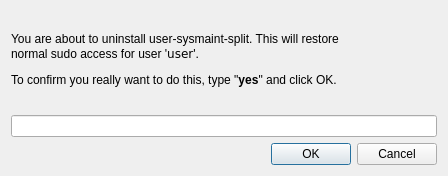
The window that ui/ui_uninstall.ui (Kicksecure/sysmaint-panel) describes before a commit, drawn with Qt 5.
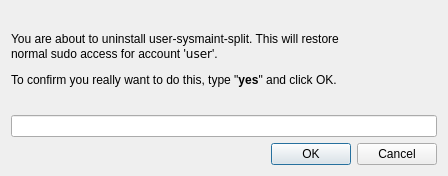
The same window after the commit.

```diff
--- a/ui/ui_uninstall.ui
+++ b/ui/ui_uninstall.ui
@@ -17,7 +17,7 @@
    <item>
     <widget class="QLabel" name="label">
      <property name="text">
-      <string>&lt;p&gt;You are about to uninstall user-sysmaint-split. This will restore&lt;br&gt;normal sudo access for user '&lt;code&gt;user&lt;/code&gt;'.&lt;/p&gt;&lt;p&gt;To confirm you really want to do this, type &quot;&lt;b&gt;yes&lt;/b&gt;&quot; and click OK.</string>
+      <string>&lt;p&gt;You are about to uninstall user-sysmaint-split. This will restore&lt;br&gt;normal sudo access for account '&lt;code&gt;user&lt;/code&gt;'.&lt;/p&gt;&lt;p&gt;To confirm you really want to do this, type &quot;&lt;b&gt;yes&lt;/b&gt;&quot; and click OK.</string>
      </property>
      <property name="wordWrap">
       <bool>false</bool>
```
